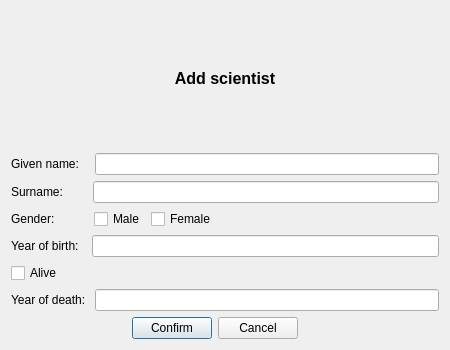
Qt form Vika3nytt/dialogaddsci.ui (sabbisun/Vika3nytt) before a commit.
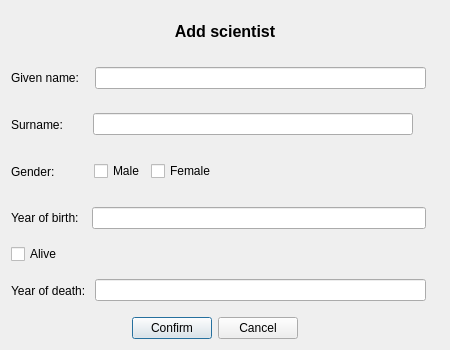
The same form after that commit.

Commit message: add sci error messege kominn

Diff of the .ui file:
```diff
--- a/Vika3nytt/dialogaddsci.ui
+++ b/Vika3nytt/dialogaddsci.ui
@@ -44,6 +44,13 @@
      <item>
       <widget class="QLineEdit" name="lineEdit_addGivenName"/>
      </item>
+     <item>
+      <widget class="QLabel" name="label_errorSciName">
+       <property name="text">
+        <string/>
+       </property>
+      </widget>
+     </item>
     </layout>
    </item>
    <item>
@@ -58,6 +65,20 @@
      <item>
       <widget class="QLineEdit" name="lineEdit_addSurname"/>
      </item>
+     <item>
+      <widget class="QLabel" name="label_errorSciSurname">
+       <property name="text">
+        <string/>
+       </property>
+      </widget>
+     </item>
+     <item>
+      <widget class="QLabel" name="label_addSciErrorSurname">
+       <property name="text">
+        <string/>
+       </property>
+      </widget>
+     </item>
     </layout>
    </item>
    <item>
@@ -96,6 +117,13 @@
        </property>
       </spacer>
      </item>
+     <item>
+      <widget class="QLabel" name="label_errorSciGender">
+       <property name="text">
+        <string/>
+       </property>
+      </widget>
+     </item>
     </layout>
    </item>
    <item>
@@ -110,6 +138,13 @@
      <item>
       <widget class="QLineEdit" name="lineEdit_addBirthYear"/>
      </item>
+     <item>
+      <widget class="QLabel" name="label_errorSciBirth">
+       <property name="text">
+        <string/>
+       </property>
+      </widget>
+     </item>
     </layout>
    </item>
    <item>
@@ -135,6 +170,13 @@
        </property>
       </widget>
      </item>
+     <item>
+      <widget class="QLabel" name="label_errorSciDeath">
+       <property name="text">
+        <string/>
+       </property>
+      </widget>
+     </item>
     </layout>
    </item>
    <item>
```
The commit also changes 11 other files.
